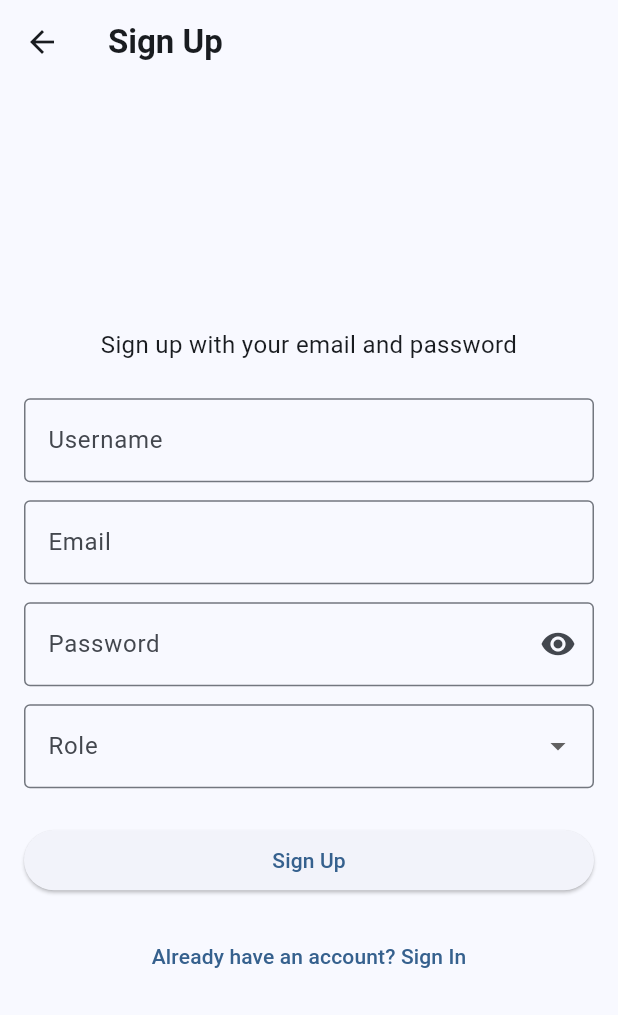
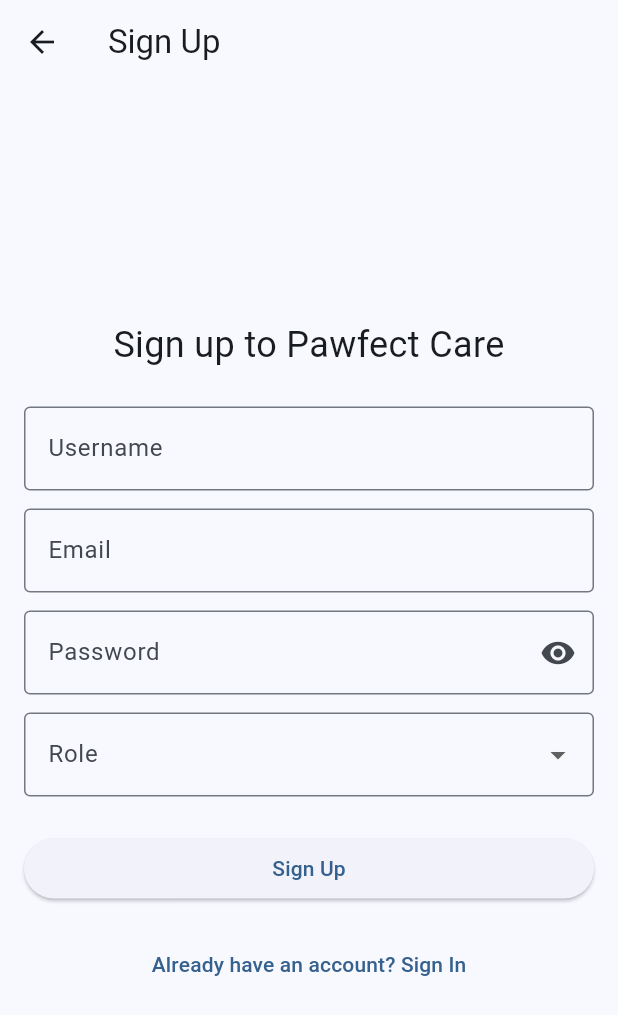
Before and after one commit to donatedsalt/PawfectCare, a Flutter app: the screen it shows after launch, after a tap on "Sign In", after a tap on "Don't have an account? Sign Up", on a phone screen of 412 x 824 dp. Shown: the top 1015 px of the screen. Run offline on Flutter 3.47's test engine with Material 3 defaults, Android fonts, the phone set to English and light mode, and no system bars; our stand-ins replace cloud_firestore, firebase_auth, firebase_core, firebase_storage, flutter_riverpod, image_picker; accounts and stored records are empty.

Commit message:
fix: styling fixes in signin and signup page

```diff
--- a/pawfect_care/lib/pages/common/signin_page.dart
+++ b/pawfect_care/lib/pages/common/signin_page.dart
@@ -86,13 +86,7 @@
   Widget build(BuildContext context) {
     return SafeArea(
       child: Scaffold(
-        appBar: AppBar(
-          title: const Text(
-            'Sign In',
-            style: TextStyle(fontWeight: FontWeight.bold),
-          ),
-          backgroundColor: Theme.of(context).colorScheme.primaryFixed,
-        ),
+        appBar: AppBar(title: const Text('Sign In')),
         body: Form(
           key: _formKey,
           child: Center(
@@ -101,9 +95,9 @@
               shrinkWrap: true,
               children: [
                 const Text(
-                  'Sign in with your email and password',
+                  'Sign in to Pawfect Care',
                   textAlign: TextAlign.center,
-                  style: TextStyle(fontSize: 16.0),
+                  style: TextStyle(fontSize: 24.0),
                 ),
                 const SizedBox(height: 24),
                 TextFormField(
--- a/pawfect_care/lib/pages/common/signup_page.dart
+++ b/pawfect_care/lib/pages/common/signup_page.dart
@@ -112,12 +112,7 @@
   Widget build(BuildContext context) {
     return SafeArea(
       child: Scaffold(
-        appBar: AppBar(
-          title: const Text(
-            'Sign Up',
-            style: TextStyle(fontWeight: FontWeight.bold),
-          ),
-        ),
+        appBar: AppBar(title: const Text('Sign Up')),
         body: Form(
           key: _formKey,
           child: Center(
@@ -126,9 +121,9 @@
               shrinkWrap: true,
               children: [
                 const Text(
-                  'Sign up with your email and password',
+                  'Sign up to Pawfect Care',
                   textAlign: TextAlign.center,
-                  style: TextStyle(fontSize: 16.0),
+                  style: TextStyle(fontSize: 24.0),
                 ),
                 const SizedBox(height: 24),
                 TextFormField(
```
